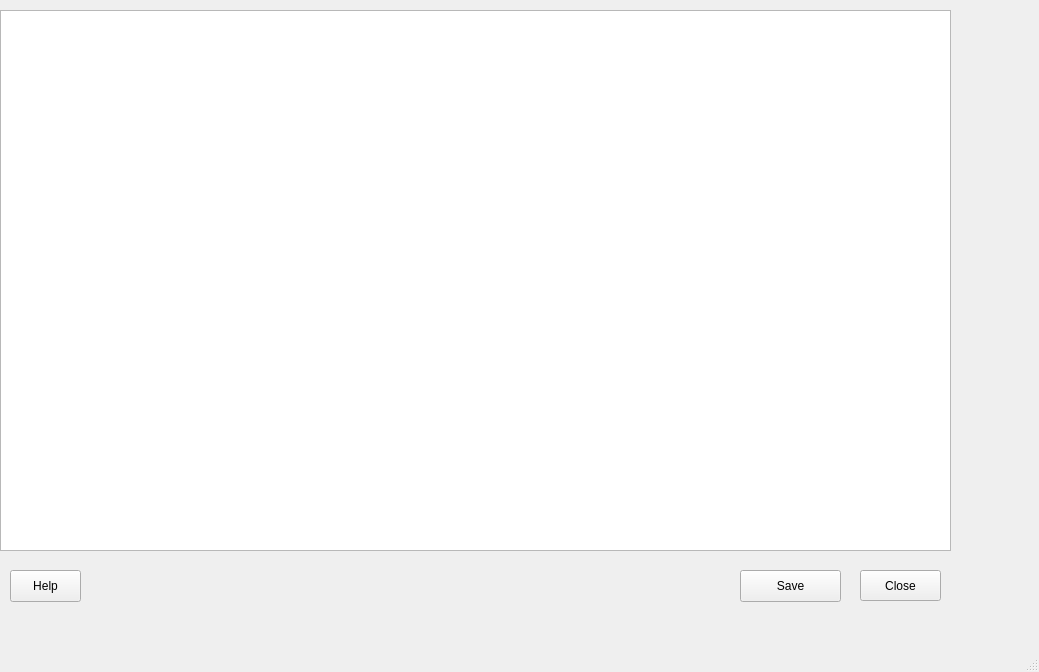
The window that results.ui (sblankley/global-clinic-2020) describes before a commit, drawn with Qt 5.
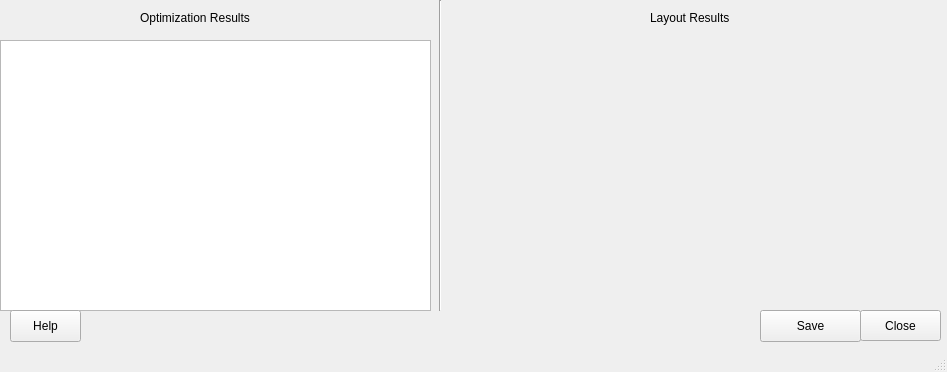
The same window after the commit. Icons and pictures are not drawn.

Patch:
```diff
--- a/results.ui
+++ b/results.ui
@@ -6,8 +6,8 @@
    <rect>
     <x>0</x>
     <y>0</y>
-    <width>1039</width>
-    <height>672</height>
+    <width>947</width>
+    <height>372</height>
    </rect>
   </property>
   <property name="windowTitle">
@@ -18,17 +18,17 @@
     <property name="geometry">
      <rect>
       <x>0</x>
-      <y>10</y>
-      <width>951</width>
-      <height>541</height>
+      <y>40</y>
+      <width>431</width>
+      <height>271</height>
      </rect>
     </property>
    </widget>
    <widget class="QPushButton" name="pushButtonWrite">
     <property name="geometry">
      <rect>
-      <x>740</x>
-      <y>570</y>
+      <x>760</x>
+      <y>310</y>
       <width>101</width>
       <height>32</height>
      </rect>
@@ -41,7 +41,7 @@
     <property name="geometry">
      <rect>
       <x>10</x>
-      <y>570</y>
+      <y>310</y>
       <width>71</width>
       <height>32</height>
      </rect>
@@ -54,7 +54,7 @@
     <property name="geometry">
      <rect>
       <x>860</x>
-      <y>570</y>
+      <y>310</y>
       <width>81</width>
       <height>31</height>
      </rect>
@@ -63,6 +63,78 @@
      <string>Close</string>
     </property>
    </widget>
+   <widget class="QLabel" name="label">
+    <property name="geometry">
+     <rect>
+      <x>140</x>
+      <y>10</y>
+      <width>151</width>
+      <height>16</height>
+     </rect>
+    </property>
+    <property name="styleSheet">
+     <string notr="true">font: 16pt &quot;.SF NS Text&quot;;</string>
+    </property>
+    <property name="text">
+     <string>Optimization Results</string>
+    </property>
+   </widget>
+   <widget class="Line" name="line">
+    <property name="geometry">
+     <rect>
+      <x>430</x>
+      <y>0</y>
+      <width>20</width>
+      <height>311</height>
+     </rect>
+    </property>
+    <property name="orientation">
+     <enum>Qt::Vertical</enum>
+    </property>
+   </widget>
+   <widget class="QLabel" name="label_2">
+    <property name="geometry">
+     <rect>
+      <x>650</x>
+      <y>10</y>
+      <width>151</width>
+      <height>16</height>
+     </rect>
+    </property>
+    <property name="styleSheet">
+     <string notr="true">font: 16pt &quot;.SF NS Text&quot;;</string>
+    </property>
+    <property name="text">
+     <string>Layout Results</string>
+    </property>
+   </widget>
+   <widget class="QLabel" name="label_3">
+    <property name="geometry">
+     <rect>
+      <x>450</x>
+      <y>40</y>
+      <width>491</width>
+      <height>271</height>
+     </rect>
+    </property>
+    <property name="text">
+     <string/>
+    </property>
+    <property name="pixmap">
+     <pixmap>plotBackground.png</pixmap>
+    </property>
+    <property name="scaledContents">
+     <bool>true</bool>
+    </property>
+   </widget>
+   <zorder>label_3</zorder>
+   <zorder>tableView</zorder>
+   <zorder>pushButtonWrite</zorder>
+   <zorder>pushButtonHelp</zorder>
+   <zorder>pushButtonReturn</zorder>
+   <zorder>label</zorder>
+   <zorder>line</zorder>
+   <zorder>label_2</zorder>
   </widget>
   <widget class="QMenuBar" name="menubar">
    <property name="geometry">
```
Left out of the diff: 4 changed lines with no effect on the pictures.
